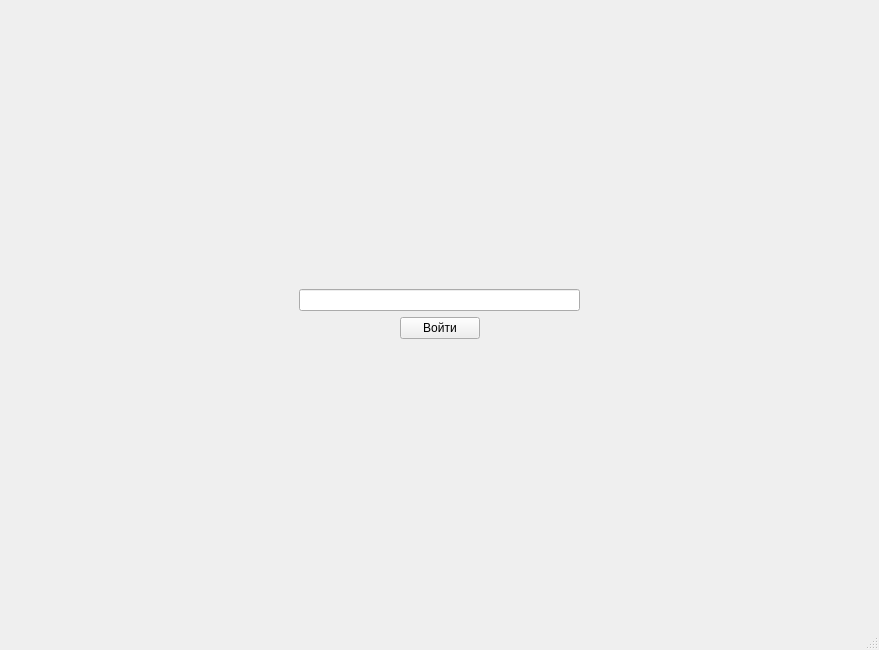
Before: the Qt Designer form mainwindow.ui in Aluhug/221-329_Chegodaev_crypto-exam, drawn with Qt 5.
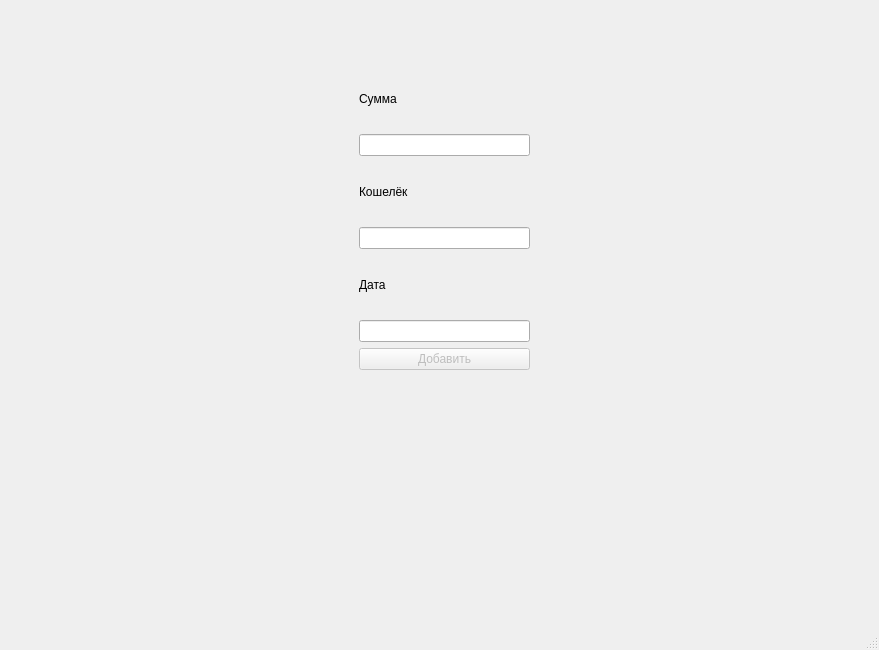
After: the same form once the commit is applied. The open tabs and pages were chosen to show the change.

```diff
--- a/mainwindow.ui
+++ b/mainwindow.ui
@@ -20,6 +20,72 @@
       <property name="currentIndex">
        <number>1</number>
       </property>
+      <widget class="QWidget" name="page_3">
+       <widget class="QWidget" name="layoutWidget">
+        <property name="geometry">
+         <rect>
+          <x>350</x>
+          <y>60</y>
+          <width>171</width>
+          <height>301</height>
+         </rect>
+        </property>
+        <layout class="QVBoxLayout" name="verticalLayout_3">
+         <item>
+          <widget class="QLabel" name="label">
+           <property name="text">
+            <string>Сумма</string>
+           </property>
+          </widget>
+         </item>
+         <item>
+          <widget class="QLineEdit" name="amountEdit">
+           <property name="maxLength">
+            <number>7</number>
+           </property>
+          </widget>
+         </item>
+         <item>
+          <widget class="QLabel" name="label_2">
+           <property name="text">
+            <string>Кошелёк</string>
+           </property>
+          </widget>
+         </item>
+         <item>
+          <widget class="QLineEdit" name="walletEdit">
+           <property name="maxLength">
+            <number>6</number>
+           </property>
+          </widget>
+         </item>
+         <item>
+          <widget class="QLabel" name="label_3">
+           <property name="text">
+            <string>Дата</string>
+           </property>
+          </widget>
+         </item>
+         <item>
+          <widget class="QLineEdit" name="dateEdit">
+           <property name="maxLength">
+            <number>19</number>
+           </property>
+          </widget>
+         </item>
+         <item>
+          <widget class="QPushButton" name="addBtn">
+           <property name="enabled">
+            <bool>false</bool>
+           </property>
+           <property name="text">
+            <string>Добавить</string>
+           </property>
+          </widget>
+         </item>
+        </layout>
+       </widget>
+      </widget>
       <widget class="QWidget" name="page">
        <layout class="QGridLayout" name="gridLayout">
         <item row="0" column="0">
```
Left out of the diff: 16 changed lines with no effect on the pictures.
